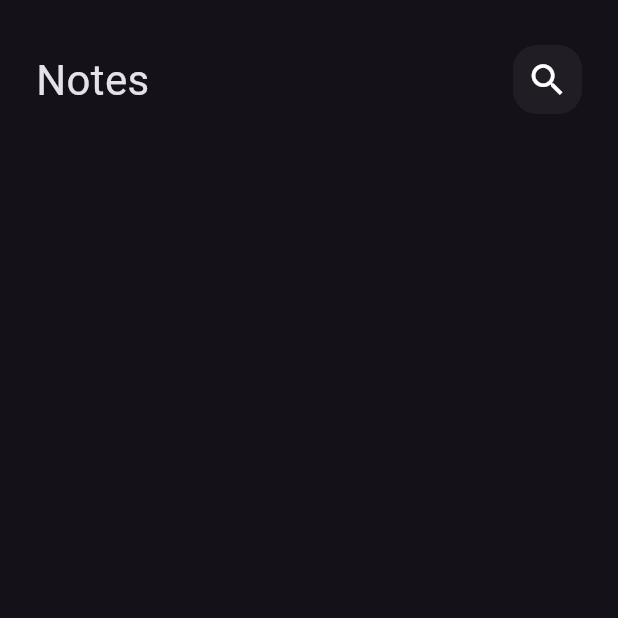
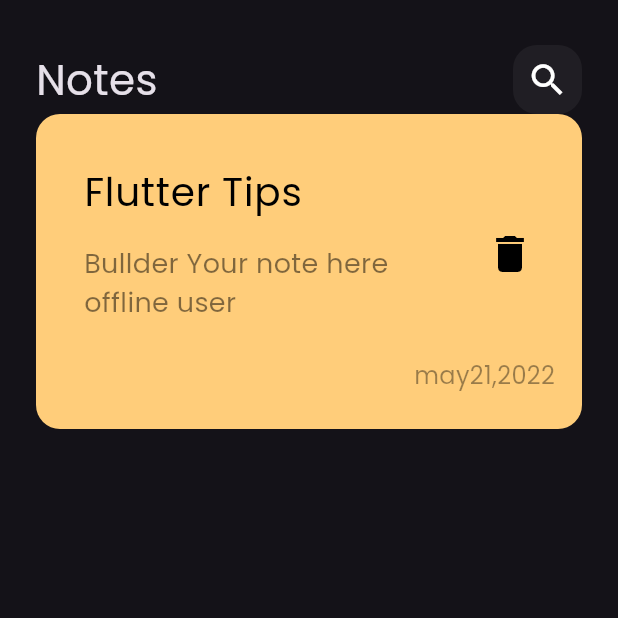
Before and after one commit to FlipKing037/Nodes-App, a Flutter app: the screen it shows after launch, on a phone screen of 412 x 824 dp, the top half of it. Run offline on Flutter 3.47's test engine with Material 3 defaults, Android fonts, the phone set to English and light mode, and no system bars.

Commit message:
Create custom nore item

```diff
--- a/lib/main.dart
+++ b/lib/main.dart
@@ -11,7 +11,7 @@ class NodesApp extends StatelessWidget {
   @override
   Widget build(BuildContext context) {
     return MaterialApp(
-      theme: ThemeData(brightness: Brightness.dark),
+      theme: ThemeData(brightness: Brightness.dark, fontFamily: 'Poppins'),
       home: const NotesView(),
     );
   }
--- /dev/null
+++ b/lib/views/widget/custom_note_item.dart
@@ -0,0 +1,58 @@
+import 'package:flutter/material.dart';
+
+class CustomNoteItem extends StatelessWidget {
+  const CustomNoteItem({super.key});
+
+  @override
+  Widget build(BuildContext context) {
+    return Container(
+      padding: const EdgeInsets.only(top: 24, bottom: 24, left: 16),
+      decoration: BoxDecoration(
+        color: const Color(0xffffcd7a),
+        borderRadius: BorderRadius.circular(16),
+      ),
+      child: Column(
+        crossAxisAlignment: CrossAxisAlignment.end,
+        children: [
+          ListTile(
+            title: const Text(
+              'Flutter Tips',
+              style: TextStyle(
+                color: Colors.black,
+                fontSize: 26,
+              ),
+            ),
+            subtitle: Padding(
+              padding: const EdgeInsets.symmetric(vertical: 16),
+              child: Text(
+                'Bullder Your note here offline user',
+                style: TextStyle(
+                  color: Colors.black.withOpacity(0.5),
+                  fontSize: 18,
+                ),
+              ),
+            ),
+            trailing: IconButton(
+              onPressed: () {},
+              icon: const Icon(
+                Icons.delete,
+                size: 32,
+              ),
+              color: Colors.black,
+            ),
+          ),
+          Padding(
+            padding: const EdgeInsets.only(right: 18),
+            child: Text(
+              'may21,2022',
+              style: TextStyle(
+                color: Colors.black.withOpacity(0.4),
+                fontSize: 16,
+              ),
+            ),
+          )
+        ],
+      ),
+    );
+  }
+}
--- a/lib/views/widget/notes_view_body.dart
+++ b/lib/views/widget/notes_view_body.dart
@@ -1,5 +1,6 @@
 import 'package:flutter/material.dart';
 import 'package:notes_app/views/widget/custom_appbar.dart';
+import 'package:notes_app/views/widget/custom_note_item.dart';
 
 class NotesViewBody extends StatelessWidget {
   const NotesViewBody({super.key});
@@ -13,7 +14,8 @@ class NotesViewBody extends StatelessWidget {
           SizedBox(
             height: 30,
           ),
-          CustomAppbar()
+          CustomAppbar(),
+          CustomNoteItem(),
         ],
       ),
     );
```
Also changed, not shown: pubspec.yaml (+4 -4 lines), assets/fonts/Poppins-Regular.ttf (added).
